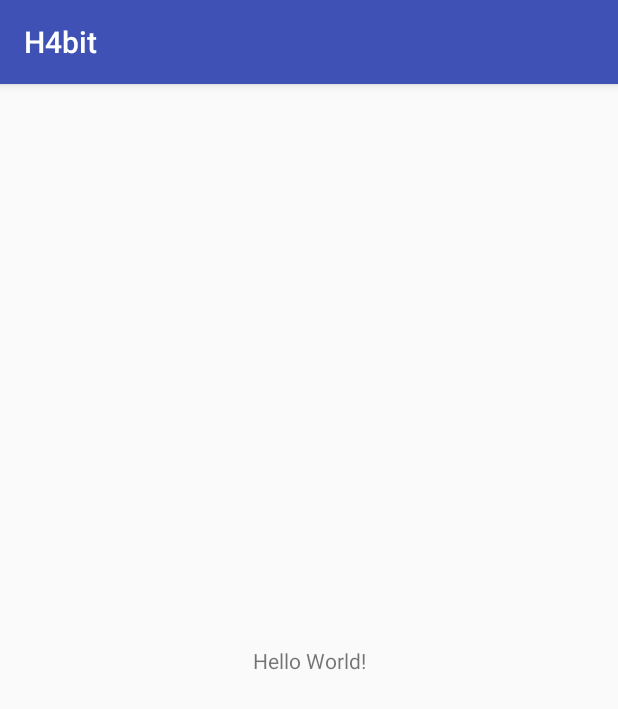
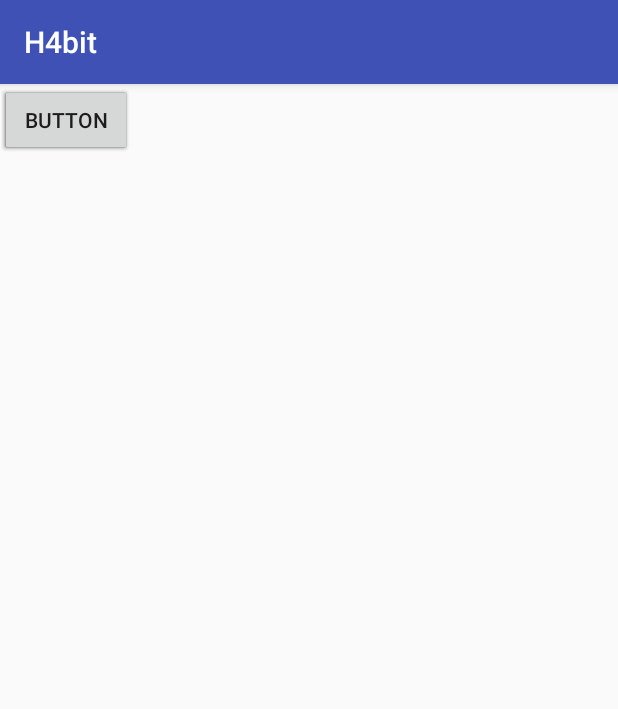
Before and after one commit to CMPUT301F17T32/H4bit, an Android app: the screen it shows after launch (ViewProfileActivity), on a phone screen of 412 x 824 dp. Shown: the top 709 px of the screen. Run offline under Robolectric (Android 15) with nearby library versions, the phone set to English and light mode, and no system bars.

Commit message:
edit habit skeletoned, not sure if it can be the same as create habit

```diff
--- a/H4bit/app/src/main/java/h4bit/h4bit/CreateAccountActivity.java
+++ b/H4bit/app/src/main/java/h4bit/h4bit/CreateAccountActivity.java
@@ -7,6 +7,9 @@ package h4bit.h4bit;
 /**
  * usernameText, passwordText, signupButton, crealogButton
  * These are the respective textboxes required to handle the information
+ * we plan for this screen to have dual functionality, so the crealog button should
+ * either show create or login depending on whether they are
+ * creating an account or logging in with an existing account
  */
 
 public class CreateAccountActivity {
--- a/H4bit/app/src/main/java/h4bit/h4bit/EditHabitEventActivity.java
+++ b/H4bit/app/src/main/java/h4bit/h4bit/EditHabitEventActivity.java
@@ -4,5 +4,9 @@ package h4bit.h4bit;
  * Created by benhl on 2017-10-29.
  */
 
+
+/**
+ * nameText, dateCalendar, reasonText, createButton, sundayButton, mondayButton etc.
+ */
 public class EditHabitEventActivity {
 }
--- a/H4bit/app/src/main/java/h4bit/h4bit/MainHabitActivity.java
+++ b/H4bit/app/src/main/java/h4bit/h4bit/MainHabitActivity.java
@@ -3,6 +3,10 @@ package h4bit.h4bit;
 import android.support.v7.app.AppCompatActivity;
 import android.os.Bundle;
 
+
+/**
+ * habitsButton, socialButton, historyButton, addButton, habitsList
+ */
 public class MainHabitActivity extends AppCompatActivity {
 
     @Override
--- a/H4bit/app/src/main/res/layout/activity_main_habit.xml
+++ b/H4bit/app/src/main/res/layout/activity_main_habit.xml
@@ -6,13 +6,42 @@
     android:layout_height="match_parent"
     tools:context="h4bit.h4bit.ViewProfileActivity">
 
-    <TextView
+    <Button
+        android:id="@+id/habitsButton"
         android:layout_width="wrap_content"
         android:layout_height="wrap_content"
-        android:text="Hello World!"
-        app:layout_constraintBottom_toBottomOf="parent"
-        app:layout_constraintLeft_toLeftOf="parent"
-        app:layout_constraintRight_toRightOf="parent"
-        app:layout_constraintTop_toTopOf="parent" />
+        android:text="Button"
+        tools:layout_editor_absoluteX="26dp"
+        tools:layout_editor_absoluteY="16dp" />
 
+    <Button
+        android:id="@+id/historyButton"
+        android:layout_width="wrap_content"
+        android:layout_height="wrap_content"
+        android:text="Button"
+        tools:layout_editor_absoluteX="135dp"
+        tools:layout_editor_absoluteY="16dp" />
+
+    <Button
+        android:id="@+id/socialButton"
+        android:layout_width="wrap_content"
+        android:layout_height="wrap_content"
+        android:text="Button"
+        tools:layout_editor_absoluteX="252dp"
+        tools:layout_editor_absoluteY="16dp" />
+
+    <Button
+        android:id="@+id/addButton"
+        android:layout_width="wrap_content"
+        android:layout_height="wrap_content"
+        android:text="Button"
+        tools:layout_editor_absoluteX="147dp"
+        tools:layout_editor_absoluteY="445dp" />
+
+    <ListView
+        android:id="@+id/habitsList"
+        android:layout_width="368dp"
+        android:layout_height="365dp"
+        tools:layout_editor_absoluteX="8dp"
+        tools:layout_editor_absoluteY="72dp" />
 </android.support.constraint.ConstraintLayout>
```
Also changed, not shown: H4bit/app/src/main/res/layout/activity_edit_habit_event.xml (+95 -1 lines).
